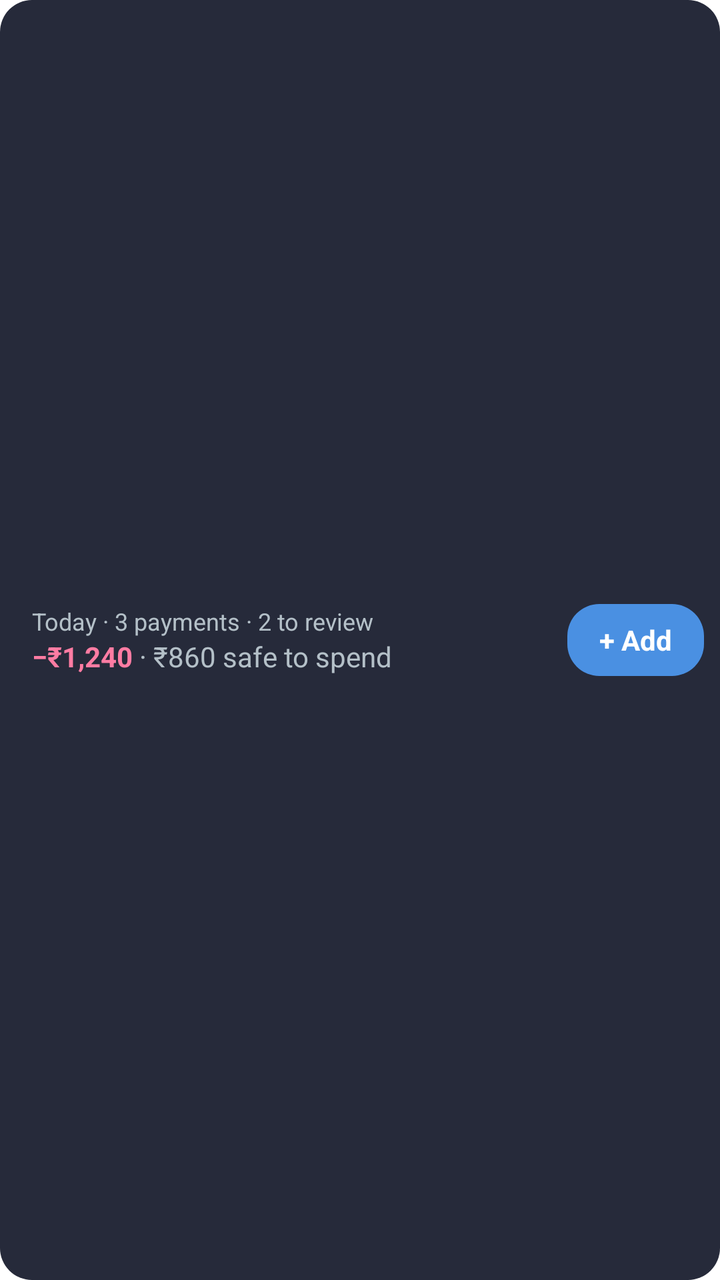
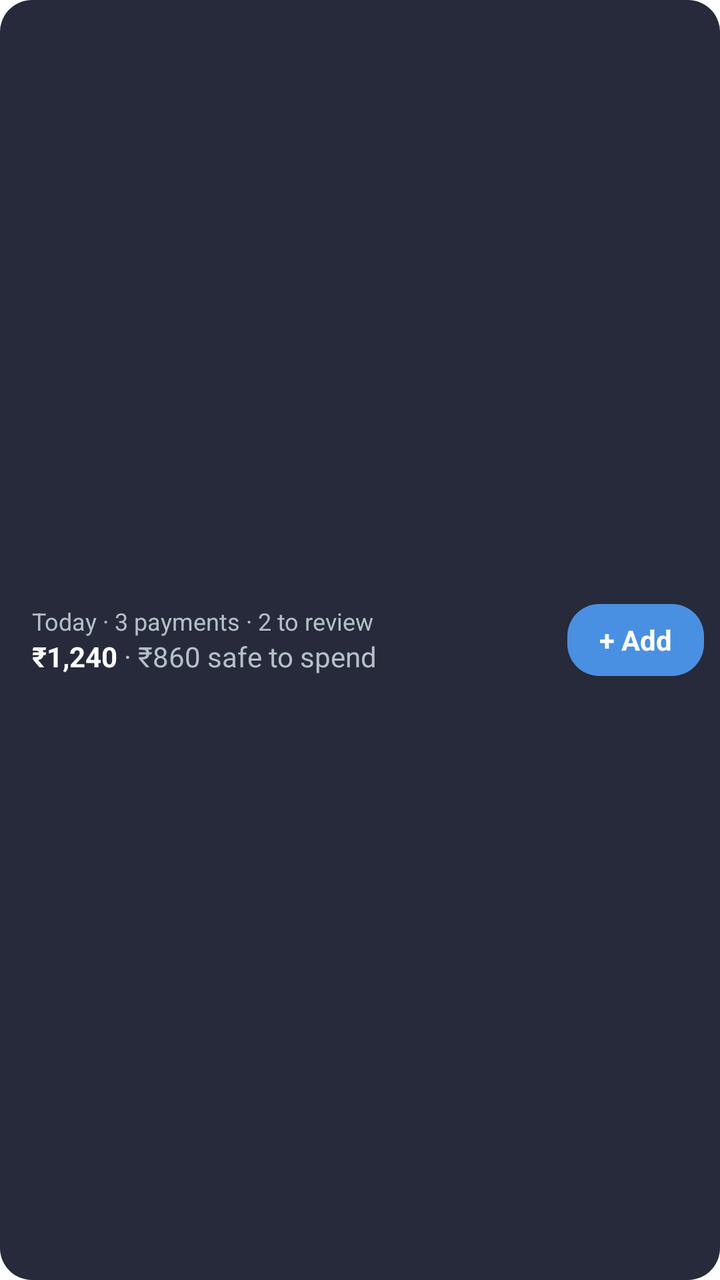

Screens rendered from an Android XML layout before and after an edit, with the pre-edit source and the edit as a unified diff.
<!-- AndroidManifest.xml: fallback theme Theme.MaterialComponents.DayNight.NoActionBar -->
<!-- res/layout/home_widget_today_preview.xml -->
<?xml version="1.0" encoding="utf-8"?>
<FrameLayout xmlns:android="http://schemas.android.com/apk/res/android"
    android:layout_width="match_parent"
    android:layout_height="match_parent">

    <ImageView
        android:layout_width="match_parent"
        android:layout_height="match_parent"
        android:importantForAccessibility="no"
        android:scaleType="fitXY"
        android:src="@drawable/budget_widget_bg"
        android:tint="#262A3A" />

    <LinearLayout
        android:layout_width="match_parent"
        android:layout_height="match_parent"
        android:gravity="center_vertical"
        android:orientation="horizontal"
        android:paddingStart="16dp"
        android:paddingEnd="8dp"
        android:paddingVertical="4dp">

        <LinearLayout
            android:layout_width="0dp"
            android:layout_height="wrap_content"
            android:layout_marginEnd="8dp"
            android:layout_weight="1"
            android:orientation="vertical">

            <TextView
                android:layout_width="match_parent"
                android:layout_height="wrap_content"
                android:maxLines="1"
                android:text="Today · 3 payments · 2 to review"
                android:textColor="#B4C0C8"
                android:textSize="12sp" />

            <LinearLayout
                android:layout_width="match_parent"
                android:layout_height="wrap_content"
                android:orientation="horizontal">

                <TextView
                    android:layout_width="wrap_content"
                    android:layout_height="wrap_content"
                    android:maxLines="1"
                    android:text="−₹1,240"
                    android:textColor="#FF7CA3"
                    android:textSize="14sp"
                    android:textStyle="bold" />

                <TextView
                    android:layout_width="wrap_content"
                    android:layout_height="wrap_content"
                    android:maxLines="1"
                    android:text=" · ₹860 safe to spend"
                    android:textColor="#B4C0C8"
                    android:textSize="14sp" />
            </LinearLayout>
        </LinearLayout>

        <FrameLayout
            android:layout_width="wrap_content"
            android:layout_height="36dp">

            <ImageView
                android:layout_width="match_parent"
                android:layout_height="match_parent"
                android:importantForAccessibility="no"
                android:scaleType="fitXY"
                android:src="@drawable/budget_widget_bg"
                android:tint="#4A90E2" />

            <TextView
                android:layout_width="wrap_content"
                android:layout_height="match_parent"
                android:gravity="center"
                android:paddingHorizontal="16dp"
                android:text="@string/home_widget_add"
                android:textColor="#FFFFFF"
                android:textSize="14sp"
                android:textStyle="bold" />
        </FrameLayout>
    </LinearLayout>
</FrameLayout>
<!-- resources referenced by this layout -->
<resources>
  <!-- drawable budget_widget_bg (drawable) -->
  <?xml version="1.0" encoding="utf-8"?>
  <shape xmlns:android="http://schemas.android.com/apk/res/android"
      android:shape="rectangle">
      <solid android:color="#FFFFFF" />
      <corners android:radius="16dp" />
  </shape>
  <string name="home_widget_add">+ Add</string>
</resources>

<!-- the commit's change to res/layout/home_widget_today_preview.xml (unified diff, before → after) -->
@@ -44,8 +44,8 @@
                     android:layout_width="wrap_content"
                     android:layout_height="wrap_content"
                     android:maxLines="1"
-                    android:text="−₹1,240"
-                    android:textColor="#FF7CA3"
+                    android:text="₹1,240"
+                    android:textColor="#FFFFFF"
                     android:textSize="14sp"
                     android:textStyle="bold" />
 
